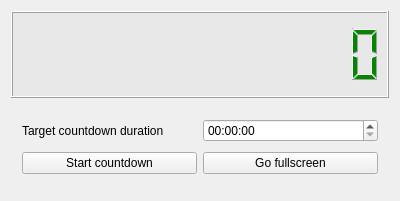
Qt form mainwindow.ui (oliviertilmans/countdowntimer) before a commit.
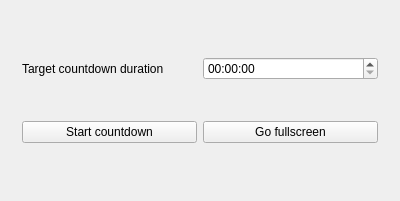
The same form after that commit.

Commit message: refactored the countdown itself as an independent widget

Patch:
```diff
--- a/mainwindow.ui
+++ b/mainwindow.ui
@@ -15,188 +15,6 @@
   </property>
   <widget class="QWidget" name="centralWidget">
    <layout class="QVBoxLayout" name="verticalLayout">
-    <item>
-     <widget class="QLCDNumber" name="lcdNumber">
-      <property name="palette">
-       <palette>
-        <active>
-         <colorrole role="WindowText">
-          <brush brushstyle="SolidPattern">
-           <color alpha="255">
-            <red>3</red>
-            <green>134</green>
-            <blue>0</blue>
-           </color>
-          </brush>
-         </colorrole>
-         <colorrole role="Button">
-          <brush brushstyle="SolidPattern">
-           <color alpha="255">
-            <red>0</red>
-            <green>0</green>
-            <blue>0</blue>
-           </color>
-          </brush>
-         </colorrole>
-         <colorrole role="Text">
-          <brush brushstyle="SolidPattern">
-           <color alpha="255">
-            <red>3</red>
-            <green>134</green>
-            <blue>0</blue>
-           </color>
-          </brush>
-         </colorrole>
-         <colorrole role="ButtonText">
-          <brush brushstyle="SolidPattern">
-           <color alpha="255">
-            <red>3</red>
-            <green>134</green>
-            <blue>0</blue>
-           </color>
-          </brush>
-         </colorrole>
-         <colorrole role="Base">
-          <brush brushstyle="SolidPattern">
-           <color alpha="255">
-            <red>0</red>
-            <green>0</green>
-            <blue>0</blue>
-           </color>
-          </brush>
-         </colorrole>
-         <colorrole role="Window">
-          <brush brushstyle="SolidPattern">
-           <color alpha="255">
-            <red>0</red>
-            <green>0</green>
-            <blue>0</blue>
-           </color>
-          </brush>
-         </colorrole>
-        </active>
-        <inactive>
-         <colorrole role="WindowText">
-          <brush brushstyle="SolidPattern">
-           <color alpha="255">
-            <red>3</red>
-            <green>134</green>
-            <blue>0</blue>
-           </color>
-          </brush>
-         </colorrole>
-         <colorrole role="Button">
-          <brush brushstyle="SolidPattern">
-           <color alpha="255">
-            <red>232</red>
-            <green>232</green>
-            <blue>232</blue>
-           </color>
-          </brush>
-         </colorrole>
-         <colorrole role="Text">
-          <brush brushstyle="SolidPattern">
-           <color alpha="255">
-            <red>3</red>
-            <green>134</green>
-            <blue>0</blue>
-           </color>
-          </brush>
-         </colorrole>
-         <colorrole role="ButtonText">
-          <brush brushstyle="SolidPattern">
-           <color alpha="255">
-            <red>3</red>
-            <green>134</green>
-            <blue>0</blue>
-           </color>
-          </brush>
-         </colorrole>
-         <colorrole role="Base">
-          <brush brushstyle="SolidPattern">
-           <color alpha="255">
-            <red>255</red>
-            <green>255</green>
-            <blue>255</blue>
-           </color>
-          </brush>
-         </colorrole>
-         <colorrole role="Window">
-          <brush brushstyle="SolidPattern">
-           <color alpha="255">
-            <red>232</red>
-            <green>232</green>
-            <blue>232</blue>
-           </color>
-          </brush>
-         </colorrole>
-        </inactive>
-        <disabled>
-         <colorrole role="WindowText">
-          <brush brushstyle="SolidPattern">
-           <color alpha="255">
-            <red>127</red>
-            <green>127</green>
-            <blue>127</blue>
-           </color>
-          </brush>
-         </colorrole>
-         <colorrole role="Button">
-          <brush brushstyle="SolidPattern">
-           <color alpha="255">
-            <red>232</red>
-            <green>232</green>
-            <blue>232</blue>
-           </color>
-          </brush>
-         </colorrole>
-         <colorrole role="Text">
-          <brush brushstyle="SolidPattern">
-           <color alpha="255">
-            <red>127</red>
-            <green>127</green>
-            <blue>127</blue>
-           </color>
-          </brush>
-         </colorrole>
-         <colorrole role="ButtonText">
-          <brush brushstyle="SolidPattern">
-           <color alpha="255">
-            <red>148</red>
-            <green>148</green>
-            <blue>148</blue>
-           </color>
-          </brush>
-         </colorrole>
-         <colorrole role="Base">
-          <brush brushstyle="SolidPattern">
-           <color alpha="255">
-            <red>237</red>
-            <green>237</green>
-            <blue>237</blue>
-           </color>
-          </brush>
-         </colorrole>
-         <colorrole role="Window">
-          <brush brushstyle="SolidPattern">
-           <color alpha="255">
-            <red>232</red>
-            <green>232</green>
-            <blue>232</blue>
-           </color>
-          </brush>
-         </colorrole>
-        </disabled>
-       </palette>
-      </property>
-      <property name="autoFillBackground">
-       <bool>true</bool>
-      </property>
-      <property name="digitCount">
-       <number>12</number>
-      </property>
-     </widget>
-    </item>
     <item>
      <widget class="QWidget" name="controlWidget" native="true">
       <layout class="QGridLayout" name="gridLayout">
```
The commit also changes 5 other files.
